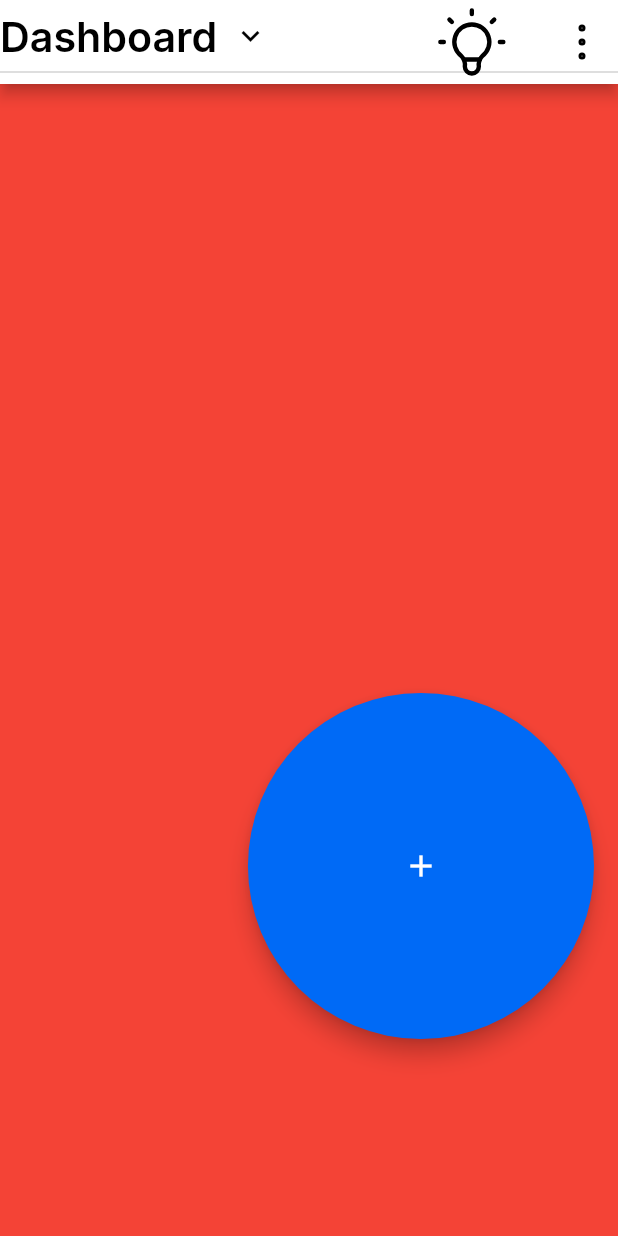
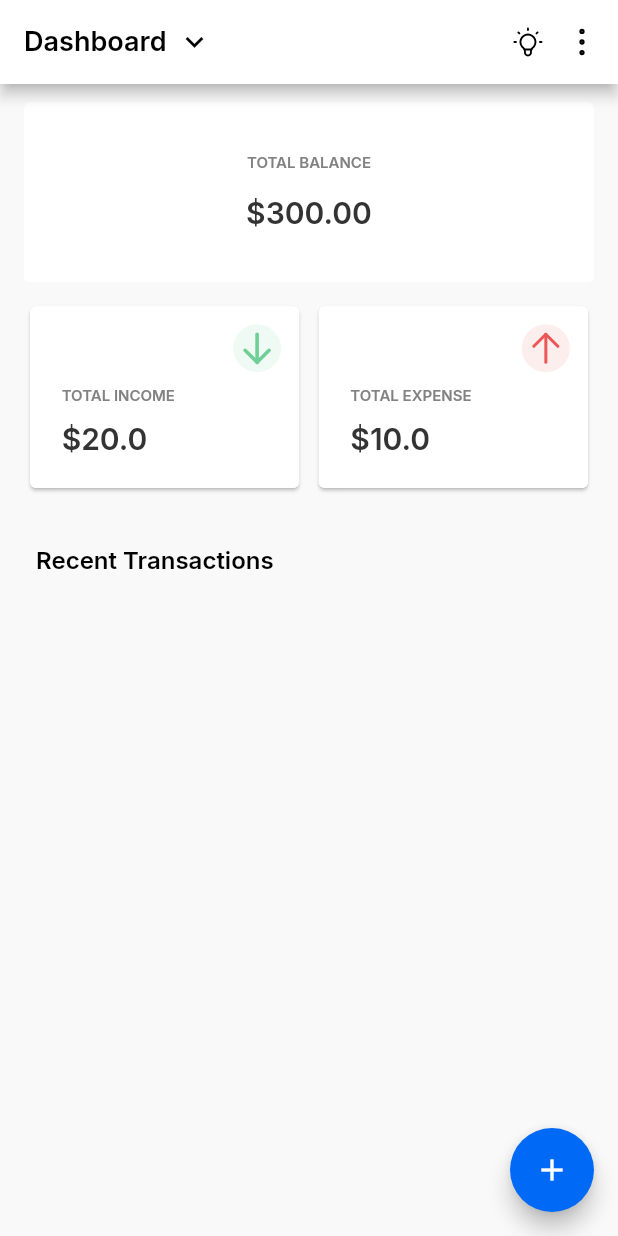
Before and after one commit to HackRonin/mina, a Flutter app: the screen it shows after launch, on a phone screen of 412 x 824 dp. Run offline on Flutter 3.47's test engine with Material 2 defaults, Android fonts, the phone set to English and light mode, and no system bars; our stand-ins replace flutter_screenutil, flutter_svg, get, google_fonts.

Commit message:
latest fix

```diff
--- /dev/null
+++ b/lib/app/config/app_string.dart
@@ -0,0 +1,3 @@
+class AppString{
+
+}
--- a/lib/app/config/app_text_style.dart
+++ b/lib/app/config/app_text_style.dart
@@ -1,24 +1,25 @@
 import 'package:flutter/material.dart';
+import 'package:flutter_screenutil/flutter_screenutil.dart';
 import 'package:google_fonts/google_fonts.dart';
-import 'package:sizer/sizer.dart';
+
 
 import 'app_color.dart';
 
 class AppTextStyle{
 
   static TextStyle screenTitleStyle = GoogleFonts.inter(
-    fontSize: 20.sp,
+    fontSize: 18.sp,
     fontWeight: FontWeight.w600,
     fontStyle: FontStyle.normal,
     color: AppColor.blackColor,
   );
 
-  static TextStyle balanceTitleStyle = GoogleFonts.inter(
-    fontSize: 20.sp,
-    fontWeight: FontWeight.w600,
-    fontStyle: FontStyle.normal,
-    color: AppColor.incomeStateColor,
-  );
+  // static TextStyle balanceTitleStyle = GoogleFonts.inter(
+  //   fontSize: 20.sp,
+  //   fontWeight: FontWeight.w600,
+  //   fontStyle: FontStyle.normal,
+  //   color: AppColor.incomeStateColor,
+  // );
 
   static TextStyle balanceTextStyle = GoogleFonts.inter(
     fontSize: 20.sp,
--- /dev/null
+++ b/lib/app/widgets/amount_card.dart
@@ -0,0 +1,37 @@
+import 'package:flutter/cupertino.dart';
+import 'package:flutter/material.dart';
+import 'package:flutter_screenutil/flutter_screenutil.dart';
+import 'package:mina/app/config/app_color.dart';
+import 'package:mina/app/config/app_text_style.dart';
+
+
+class AmountCard extends StatelessWidget {
+  final String title;
+  final String amount;
+  const AmountCard({
+    required this.title,
+    required this.amount,
+    Key? key}) : super(key: key);
+
+  @override
+  Widget build(BuildContext context) {
+    return Container(
+      width: double.infinity,
+      height: 120.h,
+      decoration: BoxDecoration(
+          color: AppColor.primaryColor,
+          borderRadius: BorderRadius.circular(4.r)
+      ),
+      child: Column(
+        crossAxisAlignment: CrossAxisAlignment.center,
+        children: [
+          SizedBox(height: 34.h,),
+          Text(title, style: AppTextStyle.expenseStateStyle,),
+          SizedBox(height: 16.h,),
+          Text("\$$amount", style: AppTextStyle.balanceTextStyle,)
+        ],
+      ),
+    );
+  }
+
+}
--- /dev/null
+++ b/lib/app/widgets/expense_card.dart
@@ -0,0 +1,66 @@
+import 'package:flutter/material.dart';
+import 'package:flutter_screenutil/flutter_screenutil.dart';
+import 'package:flutter_svg/flutter_svg.dart';
+import 'package:mina/app/config/app_color.dart';
+import 'package:mina/app/utils/utils.dart';
+
+
+import '../config/app_text_style.dart';
+
+class ExpenseCard extends StatelessWidget {
+
+   final double amount;
+   final String title;
+   final Color expenseColor;
+    String icon;
+
+  ExpenseCard({
+   required this.amount, required this.title,
+    required this.icon,required this.expenseColor,
+    Key? key,
+  }) : super(key: key);
+
+  @override
+  Widget build(BuildContext context) {
+    return Card(
+      color: AppColor.primaryColor,
+      child: Container(
+        width: 179.w,
+        height: 121.h,
+        decoration: BoxDecoration(
+            color: AppColor.primaryColor,
+            borderRadius: BorderRadius.circular(4.r)
+        ),
+        child: Padding(
+          padding:  EdgeInsets.only(left: 21. w),
+          child: Column(
+            crossAxisAlignment: CrossAxisAlignment.start,
+            children: [
+              Align(
+                alignment: Alignment.topRight,
+                child: Padding(
+                  padding: EdgeInsets.only(right: 12.w, top: 12.h),
+                  child: Container(
+                    width: 32.w,
+                      height: 32.h,
+                      decoration: BoxDecoration(
+                        color: expenseColor,
+                        shape: BoxShape.circle
+                      ),
+                      child: SvgPicture.asset(Utils.getIconPath(icon, format: 'svg'),width: 24.w, height: 24.h,)),
+                ),
+              ),
+              SizedBox(height: 9.h,),
+              Text(
+                title,
+                style: AppTextStyle.expenseStateStyle,
+              ),
+              SizedBox(height: 12.h,),
+              Text("\$$amount", style: AppTextStyle.balanceTextStyle,),
+            ],
+          ),
+        ),
+      ),
+    );
+  }
+}
--- a/lib/mina.dart
+++ b/lib/mina.dart
@@ -1,8 +1,9 @@
 import 'package:flutter/material.dart';
 import 'package:flutter/services.dart';
+import 'package:flutter_screenutil/flutter_screenutil.dart';
 import 'package:get/get.dart';
 import 'package:mina/app/config/app_color.dart';
-import 'package:sizer/sizer.dart';
+
 
 import 'app/routes/app_pages.dart';
 import 'app/routes/app_routes.dart';
@@ -28,17 +29,18 @@ class Mina extends StatelessWidget {
         statusBarIconBrightness: Brightness.light);
     SystemChrome.setSystemUIOverlayStyle(dark);
 
-    return Sizer(
-      builder: (context, orientation, deviceType){
-        return GetMaterialApp(
+    return ScreenUtilInit(
+        designSize: const Size(411, 823),
+        minTextAdapt: true,
+        splitScreenMode: true,
+      builder: () =>  GetMaterialApp(
             debugShowCheckedModeBanner: false,
           theme: ThemeData(
             primaryColor: AppColor.bgColor,
           ),
           initialRoute: AppRoutes.rootPage,
           getPages: AppPages.list,
-        );
-      }
+        )
     );
   }
 }
--- /dev/null
+++ b/lib/presentation/features/dashboard/dashboard_screen.dart
@@ -0,0 +1,60 @@
+import 'package:flutter/material.dart';
+import 'package:flutter_screenutil/flutter_screenutil.dart';
+import 'package:mina/app/config/app_color.dart';
+import 'package:mina/app/widgets/amount_card.dart';
+import 'package:mina/app/widgets/expense_card.dart';
+
+
+import '../../../app/config/app_text_style.dart';
+
+class DashboardScreen extends StatefulWidget {
+  const DashboardScreen({Key? key}) : super(key: key);
+
+  @override
+  _DashboardScreenState createState() => _DashboardScreenState();
+}
+
+class _DashboardScreenState extends State<DashboardScreen> {
+  @override
+  Widget build(BuildContext context) {
+    return Container(
+      color: AppColor.bgColor,
+      child: Column(
+        crossAxisAlignment: CrossAxisAlignment.center,
+        children: [
+          SizedBox(height: 12.h,),
+          Padding(
+            padding: EdgeInsets.symmetric(horizontal: 16.w),
+            child: AmountCard(title: 'TOTAL BALANCE', amount: "300.00"),
+          ),
+          SizedBox(height: 12.h,),
+          Padding(
+            padding: EdgeInsets.symmetric(horizontal: 16.w),
+            child: Row(
+              mainAxisAlignment: MainAxisAlignment.spaceBetween,
+              children: [
+                ExpenseCard(amount: 20.00, title: 'TOTAL INCOME', icon: 'income',
+                    expenseColor: AppColor.paleGreen.withOpacity(0.1)),
+
+                ExpenseCard(amount: 10.00, title: 'TOTAL EXPENSE', icon: 'expense',
+                    expenseColor: AppColor.paleRed.withOpacity(0.1))
+              ],
+            ),
+          ),
+          SizedBox(height: 34.h,),
+          Align(
+            alignment: Alignment.topLeft,
+            child: Padding(
+              padding: EdgeInsets.only(left: 24.w),
+              child: Text(
+                'Recent Transactions',
+                style: AppTextStyle.recentTransactionStyle,
+              ),
+            ),
+          ),
+          //ListView(),
+        ],
+      ),
+    );
+  }
+}
--- a/lib/presentation/features/root_page/components/screen_switch.dart
+++ b/lib/presentation/features/root_page/components/screen_switch.dart
@@ -1,4 +1,6 @@
 import 'package:flutter/material.dart';
+import 'package:mina/presentation/features/dashboard/dashboard_screen.dart';
+import 'package:mina/presentation/features/expense/expense_screen.dart';
 import '../../income/income_screen.dart';
 class ScreenSwitch extends StatelessWidget {
   final String selectedValue;
@@ -14,13 +16,13 @@ class ScreenSwitch extends StatelessWidget {
     return LayoutBuilder(
       builder: (context, constraints) {
         if (selectedValue == 'All Expense') {
-          return Container(color: Colors.black,);
+          return ExpenseScreen();
         }
         else if (selectedValue == 'All Income') {
           return IncomeScreen();
         }
         else  {
-          return  Container(color: Colors.red,);
+          return  DashboardScreen();
         }
       },
     );
--- a/lib/presentation/features/root_page/root_page_screen.dart
+++ b/lib/presentation/features/root_page/root_page_screen.dart
@@ -1,10 +1,10 @@
 
 import 'package:flutter/material.dart';
+import 'package:flutter_screenutil/flutter_screenutil.dart';
 import 'package:flutter_svg/flutter_svg.dart';
 import 'package:mina/app/config/app_text_style.dart';
 import 'package:mina/app/config/app_color.dart';
 import 'package:mina/app/utils/utils.dart';
-import 'package:sizer/sizer.dart';
 import 'components/screen_switch.dart';
 
 class RootPageScreens extends StatefulWidget{
@@ -28,8 +28,11 @@ class _RootPageScreensState extends State<RootPageScreens> {
     return Scaffold(
       appBar: AppBar(
         backgroundColor: AppColor.primaryColor,
-        leading:  DropdownButton(
+        automaticallyImplyLeading: false,
+        title: DropdownButtonHideUnderline(
+          child: DropdownButton(
             value: dropDownValue,
+
             icon:  Icon(Icons.keyboard_arrow_down, color: AppColor.blackColor,),
             items: items.map((String items) {
               return DropdownMenuItem(
@@ -46,7 +49,7 @@ class _RootPageScreensState extends State<RootPageScreens> {
               });
             },
           ),
-        leadingWidth: 170.w,
+        ),
         actions:[
           SvgPicture.asset(Utils.getIconPath('switch'), width: 24.w,height: 24.h,),
           //SizedBox(width: 39.w,),
@@ -82,10 +85,7 @@ class _RootPageScreensState extends State<RootPageScreens> {
           ),
         ],
       ),
-        floatingActionButton: SizedBox(
-          width: 56.w,
-          height: 56.h,
-          child: FloatingActionButton(
+        floatingActionButton: FloatingActionButton(
           // isExtended: true,
           child: Icon(Icons.add, color: AppColor.primaryColor,),
           backgroundColor: AppColor.fabBtnColor,
@@ -95,15 +95,9 @@ class _RootPageScreensState extends State<RootPageScreens> {
             });
           },
         ),
-        ),
       body: ScreenSwitch(selectedValue: dropDownValue,)
     );
   }
 
-  //  _popMenu({required int value, required String title}){
-  //   return PopupMenuItem<int>(
-  //     value: value,
-  //     child: Text(title, style: AppTextStyle.tagTextStyle, ),
-  //   );
-  // }
+
 }
--- a/pubspec.yaml
+++ b/pubspec.yaml
@@ -32,7 +32,7 @@ dependencies:
   flutter_svg: ^1.0.3
   google_fonts: ^2.3.1
   get: ^4.6.1
-  sizer: ^2.0.15
+  flutter_screenutil: ^5.2.0
 
   # The following adds the Cupertino Icons font to your application.
   # Use with the CupertinoIcons class for iOS style icons.
```
Also changed, not shown: lib/presentation/features/expense/expense_screen.dart (added, +37 -0 lines), lib/presentation/features/income/income_screen.dart (+18 -2 lines), lib/presentation/features/root_page/components/all_expense/all_expense_page.dart (deleted, +0 -34 lines), lib/presentation/features/root_page/components/dashboard/dashboard_card_item.dart (deleted, +0 -44 lines), lib/presentation/features/root_page/components/dashboard/dashboard_cards.dart (deleted, +0 -44 lines), lib/presentation/features/root_page/components/dashboard/dashboard_page.dart (deleted, +0 -35 lines), pubspec.lock, 1 other file. Lines whose indentation alone changed are shown as unchanged.
